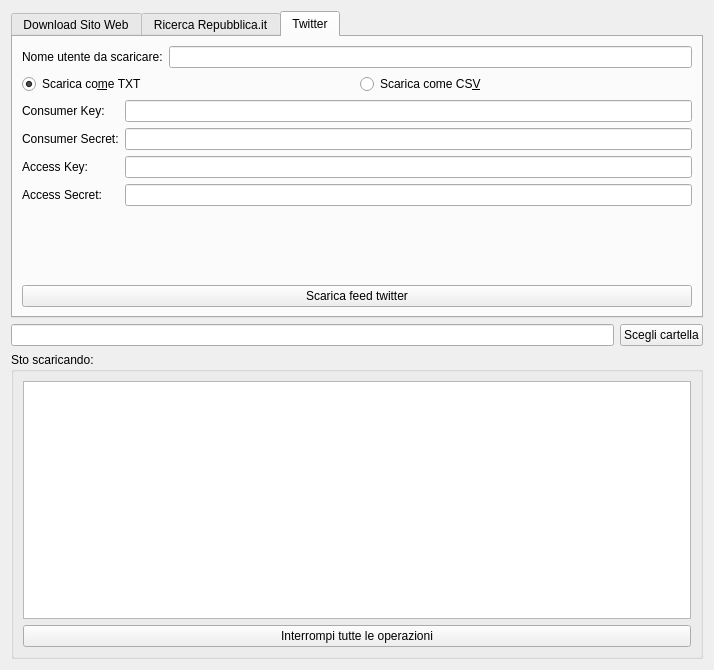
Old version of the form forms/url2corpus.ui in the repository zorbaproject/Bran.
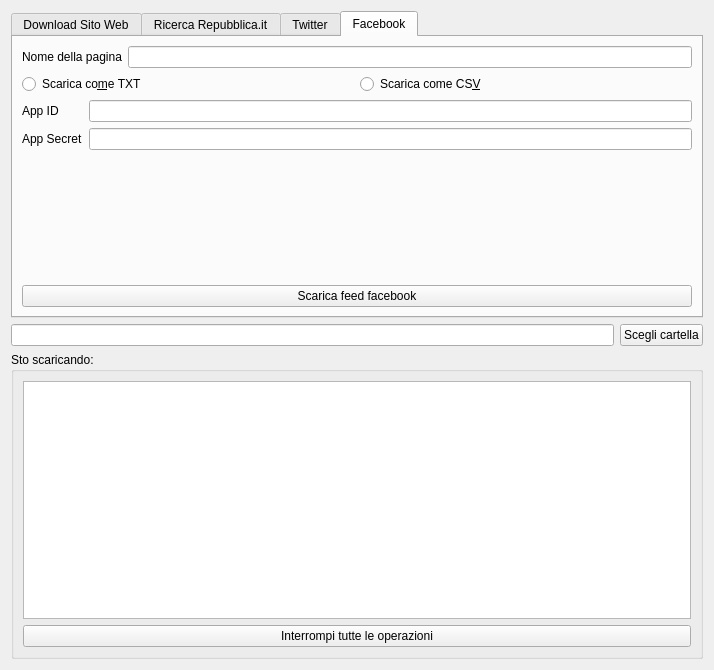
New version of the form.

Commit message: Bozza di accesso a Facebook

Patch:
```diff
--- a/forms/url2corpus.ui
+++ b/forms/url2corpus.ui
@@ -17,7 +17,7 @@
    <item>
     <widget class="QTabWidget" name="tabWidget">
      <property name="currentIndex">
-      <number>2</number>
+      <number>3</number>
      </property>
      <widget class="QWidget" name="tab">
       <attribute name="title">
@@ -355,6 +355,76 @@
        </item>
       </layout>
      </widget>
+     <widget class="QWidget" name="tab_4">
+      <attribute name="title">
+       <string>Facebook</string>
+      </attribute>
+      <layout class="QVBoxLayout" name="verticalLayout_6">
+       <item>
+        <layout class="QHBoxLayout" name="horizontalLayout_9">
+         <item>
+          <widget class="QLabel" name="label_16">
+           <property name="text">
+            <string>Nome della pagina</string>
+           </property>
+          </widget>
+         </item>
+         <item>
+          <widget class="QLineEdit" name="fbname"/>
+         </item>
+        </layout>
+       </item>
+       <item>
+        <layout class="QHBoxLayout" name="horizontalLayout_10">
+         <item>
+          <widget class="QRadioButton" name="fbtxt">
+           <property name="text">
+            <string>Scarica co&amp;me TXT</string>
+           </property>
+          </widget>
+         </item>
+         <item>
+          <widget class="QRadioButton" name="fbcsv">
+           <property name="text">
+            <string>Scarica come CS&amp;V</string>
+           </property>
+          </widget>
+         </item>
+        </layout>
+       </item>
+       <item>
+        <layout class="QFormLayout" name="formLayout_2">
+         <item row="0" column="0">
+          <widget class="QLabel" name="label_17">
+           <property name="text">
+            <string>App ID</string>
+           </property>
+          </widget>
+         </item>
+         <item row="0" column="1">
+          <widget class="QLineEdit" name="fbappid"/>
+         </item>
+         <item row="1" column="0">
+          <widget class="QLabel" name="label_18">
+           <property name="text">
+            <string>App Secret</string>
+           </property>
+          </widget>
+         </item>
+         <item row="1" column="1">
+          <widget class="QLineEdit" name="fbappsecret"/>
+         </item>
+        </layout>
+       </item>
+       <item>
+        <widget class="QPushButton" name="dofb">
+         <property name="text">
+          <string>Scarica feed facebook</string>
+         </property>
+        </widget>
+       </item>
+      </layout>
+     </widget>
     </widget>
    </item>
    <item>
```
The commit also changes 4 other files.
